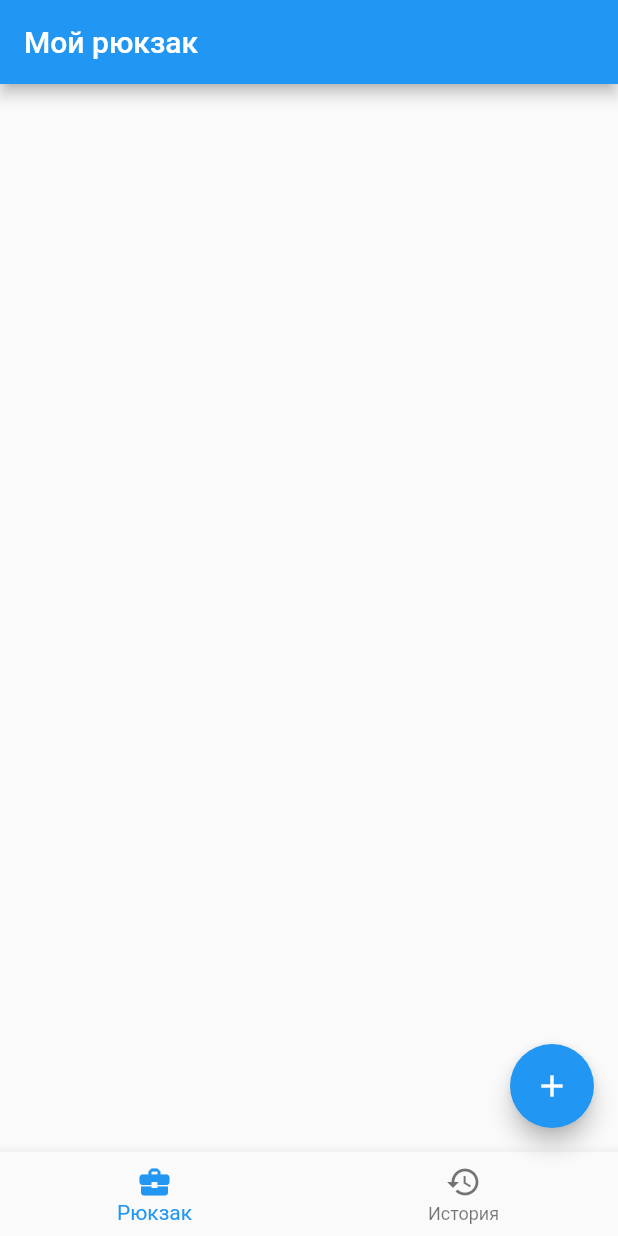
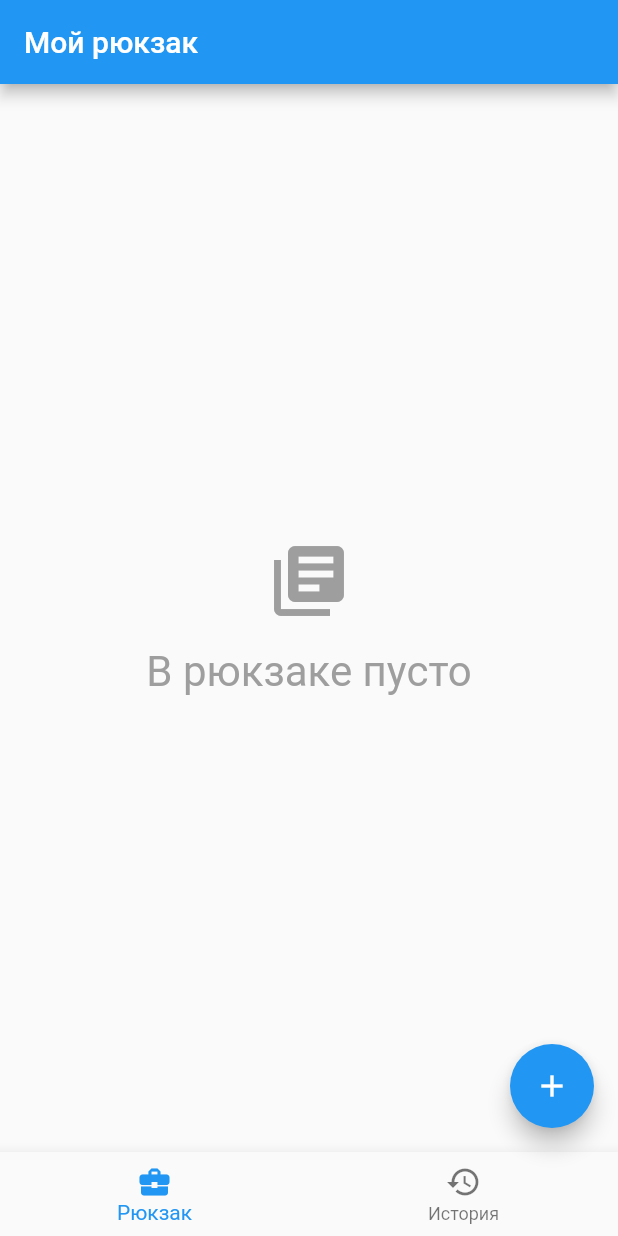
Before and after one commit to alekseylysenko/soft_scanner, a Flutter app: the screen it shows after launch, on a phone screen of 412 x 824 dp. Run offline on Flutter 3.47's test engine with Material 2 defaults, Android fonts, the phone set to English and light mode, and no system bars; our stand-ins replace hive, hive_flutter; missing offline and left inert: flutter_easy_permission, flutter_scankit; accounts and stored records are empty.

Commit message:
изменение в рюкзаке и истории

```diff
--- a/lib/screens/bag_screen.dart
+++ b/lib/screens/bag_screen.dart
@@ -28,8 +28,8 @@ class _BagScreenState extends State<BagScreen> {
 
     equipment.save();
   }
+
   @override
-
   void _showSimpleDialog(equipmentSingle) {
     showDialog<void>(
       context: context,
@@ -89,18 +89,21 @@ class _BagScreenState extends State<BagScreen> {
     return Scaffold(
         appBar: AppBar(
           title: Text("Мой рюкзак"),
-
         ),
         body: ValueListenableBuilder<Box<Equipment>>(
           valueListenable: Boxes.getEquipment().listenable(),
           builder: (context, box, _) {
-            final equipment = box.values.toList().cast<Equipment>();
+            //final equipment = box.values.toList().cast<Equipment>();
 
-            return ListView.builder(
+            final List<Equipment> equipment = box.values
+                .where((element) => element.deleteEquipment == false)
+                .toList();
+            return equipment.length > 0
+            ? ListView.builder(
                 itemCount: equipment.length,
                 itemBuilder: (context, index) {
                   final equipmentSingle = equipment[index];
-                  if (equipmentSingle.deleteEquipment == false) {
+
                       return Container(
                           padding: EdgeInsets.only(right: 10, left: 10, top: 5),
                           child: Card(
@@ -120,8 +123,8 @@ class _BagScreenState extends State<BagScreen> {
                                           child: Container(
                                               padding: EdgeInsets.only(
                                                   left: 10, top: 5, bottom: 5),
-                                      child:
-                                          SelectableText(equipmentSingle.code)))
+                                              child: SelectableText(
+                                                  equipmentSingle.code)))
                                     ],
                                   ),
                                   SizedBox(
@@ -132,15 +135,16 @@ class _BagScreenState extends State<BagScreen> {
                                       Expanded(
                                           flex: 5,
                                           child: Container(
-                                      padding:
-                                          EdgeInsets.only(left: 10, bottom: 5),
+                                              padding: EdgeInsets.only(
+                                                  left: 10, bottom: 5),
                                               child: Text('Наименование:'))),
                                       Expanded(
                                           flex: 5,
                                           child: Container(
-                                      padding:
-                                          EdgeInsets.only(left: 10, bottom: 5),
-                                      child: Text(equipmentSingle.name)))
+                                              padding: EdgeInsets.only(
+                                                  left: 10, bottom: 5),
+                                              child:
+                                                  Text(equipmentSingle.name)))
                                     ],
                                   ),
                                   SizedBox(
@@ -151,17 +155,18 @@ class _BagScreenState extends State<BagScreen> {
                                       Expanded(
                                           flex: 5,
                                           child: Container(
-                                      padding:
-                                          EdgeInsets.only(left: 10, bottom: 5),
+                                              padding: EdgeInsets.only(
+                                                  left: 10, bottom: 5),
                                               child: Text('Дата получения:'))),
                                       Expanded(
                                           flex: 5,
                                           child: Container(
-                                      padding:
-                                          EdgeInsets.only(left: 10, bottom: 5),
-                                      child: Text(DateFormat("dd.MM.yyyy")
-                                          .format(
-                                              equipmentSingle.dateReceiving!))))
+                                              padding: EdgeInsets.only(
+                                                  left: 10, bottom: 5),
+                                              child: Text(
+                                                  DateFormat("dd.MM.yyyy")
+                                                      .format(equipmentSingle
+                                                          .dateReceiving!))))
                                     ],
                                   ),
                                   Row(
@@ -176,7 +181,8 @@ class _BagScreenState extends State<BagScreen> {
                                           child: TextButton(
                                             child: Text("Установить"),
                                             onPressed: () {
-                                      _showSimpleDialog(equipmentSingle);
+                                              _showSimpleDialog(
+                                                  equipmentSingle);
                                             },
                                           ),
                                         ),
@@ -186,9 +192,19 @@ class _BagScreenState extends State<BagScreen> {
                                 ],
                               )),
                         );
-                  }
-                  return Container();
-                });
+
+                })
+                : Center(
+                          child:
+                            Column(
+                              mainAxisAlignment: MainAxisAlignment.center,
+                              children: [
+                              Center(child: Icon(Icons.library_books, color: Colors.grey,size: 56,),),
+                              SizedBox(height: 16,),
+                              Text('В рюкзаке пусто', style: TextStyle(color: Colors.grey, fontSize: 28),)
+                            ],)
+                         );
+
           },
         ));
   }
```
Also changed, not shown: lib/screens/history_screen.dart (+25 -15 lines). Lines whose indentation alone changed are shown as unchanged.
